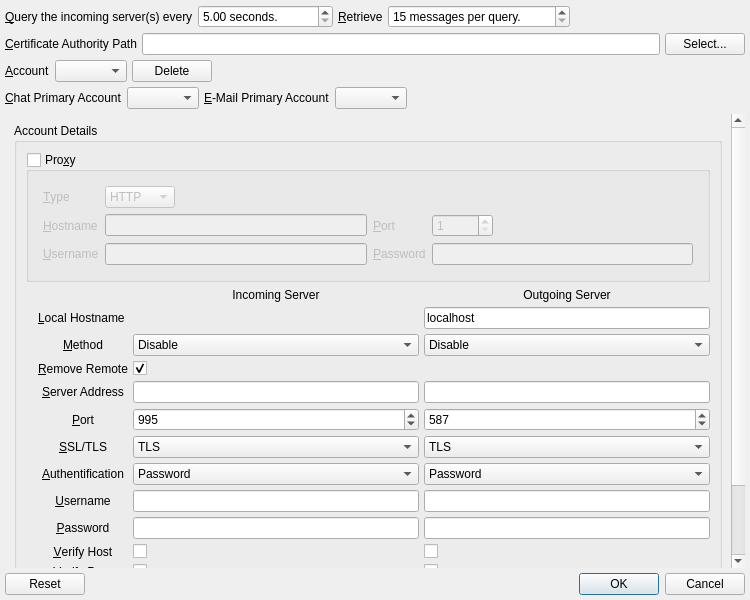
The window that branches/trunk/GoldBug-UI/spot-on-poptastic-retrophone-settings.ui (textbrowser/spot-on) describes before a commit, drawn with Qt 5.
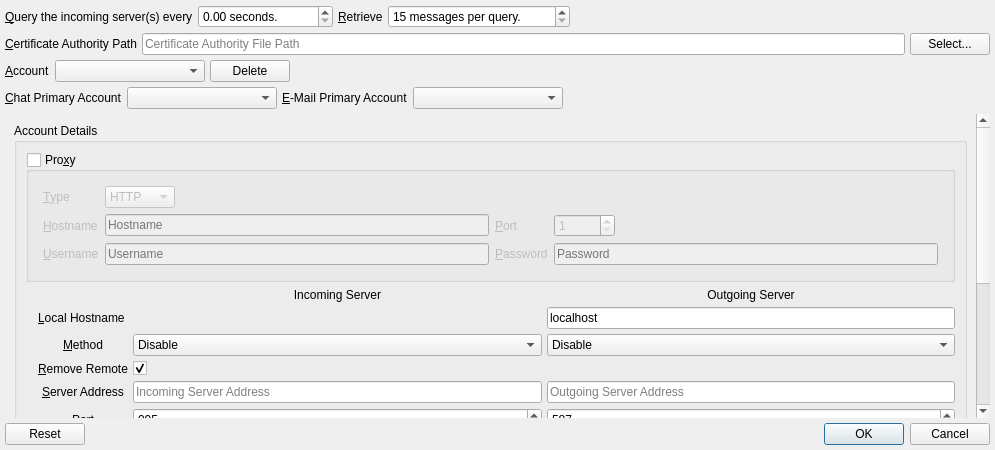
The same window after the commit. Icons and pictures are not drawn.

Commit message: Manual Poptastic pop.

```diff
--- a/branches/trunk/GoldBug-UI/spot-on-poptastic-retrophone-settings.ui
+++ b/branches/trunk/GoldBug-UI/spot-on-poptastic-retrophone-settings.ui
@@ -6,8 +6,8 @@
    <rect>
     <x>0</x>
     <y>0</y>
-    <width>750</width>
-    <height>600</height>
+    <width>995</width>
+    <height>450</height>
    </rect>
   </property>
   <property name="windowTitle">
@@ -45,7 +45,7 @@
         <string> seconds.</string>
        </property>
        <property name="minimum">
-        <double>5.000000000000000</double>
+        <double>0.000000000000000</double>
        </property>
        <property name="maximum">
         <double>999999999.000000000000000</double>
@@ -106,7 +106,11 @@
       </widget>
      </item>
      <item>
-      <widget class="QLineEdit" name="capath"/>
+      <widget class="QLineEdit" name="capath">
+       <property name="placeholderText">
+        <string>Certificate Authority File Path</string>
+       </property>
+      </widget>
      </item>
      <item>
       <widget class="QPushButton" name="selectcapath">
@@ -134,6 +138,9 @@
        <property name="sizeAdjustPolicy">
         <enum>QComboBox::AdjustToContents</enum>
        </property>
+       <property name="minimumContentsLength">
+        <number>15</number>
+       </property>
       </widget>
      </item>
      <item>
@@ -175,6 +182,9 @@
        <property name="sizeAdjustPolicy">
         <enum>QComboBox::AdjustToContents</enum>
        </property>
+       <property name="minimumContentsLength">
+        <number>15</number>
+       </property>
       </widget>
      </item>
      <item>
@@ -192,6 +202,9 @@
        <property name="sizeAdjustPolicy">
         <enum>QComboBox::AdjustToContents</enum>
        </property>
+       <property name="minimumContentsLength">
+        <number>15</number>
+       </property>
       </widget>
      </item>
      <item>
@@ -222,8 +235,8 @@
        <rect>
         <x>0</x>
         <y>0</y>
-        <width>724</width>
-        <height>667</height>
+        <width>964</width>
+        <height>708</height>
        </rect>
       </property>
       <layout class="QVBoxLayout" name="verticalLayout_3">
@@ -328,7 +341,11 @@
                  </widget>
                 </item>
                 <item row="1" column="1">
-                 <widget class="QLineEdit" name="proxy_server_address"/>
+                 <widget class="QLineEdit" name="proxy_server_address">
+                  <property name="placeholderText">
+                   <string>Hostname</string>
+                  </property>
+                 </widget>
                 </item>
                 <item row="2" column="0">
                  <widget class="QLabel" name="label_14">
@@ -341,7 +358,11 @@
                  </widget>
                 </item>
                 <item row="2" column="1">
-                 <widget class="QLineEdit" name="proxy_username"/>
+                 <widget class="QLineEdit" name="proxy_username">
+                  <property name="placeholderText">
+                   <string>Username</string>
+                  </property>
+                 </widget>
                 </item>
                 <item row="1" column="3">
                  <layout class="QHBoxLayout" name="horizontalLayout_5">
@@ -388,6 +409,9 @@
                   <property name="echoMode">
                    <enum>QLineEdit::Password</enum>
                   </property>
+                  <property name="placeholderText">
+                   <string>Password</string>
+                  </property>
                  </widget>
                 </item>
                </layout>
@@ -489,6 +513,9 @@
                 <property name="echoMode">
                  <enum>QLineEdit::Password</enum>
                 </property>
+                <property name="placeholderText">
+                 <string>Incoming Password</string>
+                </property>
                </widget>
               </item>
               <item row="8" column="0">
@@ -530,10 +557,18 @@
                </widget>
               </item>
               <item row="4" column="1">
-               <widget class="QLineEdit" name="in_server_address"/>
+               <widget class="QLineEdit" name="in_server_address">
+                <property name="placeholderText">
+                 <string>Incoming Server Address</string>
+                </property>
+               </widget>
               </item>
               <item row="9" column="1">
-               <widget class="QLineEdit" name="in_username"/>
+               <widget class="QLineEdit" name="in_username">
+                <property name="placeholderText">
+                 <string>Incoming Username</string>
+                </property>
+               </widget>
               </item>
               <item row="6" column="1">
                <widget class="QSpinBox" name="in_server_port">
@@ -582,17 +617,28 @@
                </widget>
               </item>
               <item row="9" column="3">
-               <widget class="QLineEdit" name="out_username"/>
+               <widget class="QLineEdit" name="out_username">
+                <property name="placeholderText">
+                 <string>Outgoing Username</string>
+                </property>
+               </widget>
               </item>
               <item row="10" column="3">
                <widget class="QLineEdit" name="out_password">
                 <property name="echoMode">
                  <enum>QLineEdit::Password</enum>
                 </property>
+                <property name="placeholderText">
+                 <string>Outgoing Password</string>
+                </property>
                </widget>
               </item>
               <item row="4" column="3">
-               <widget class="QLineEdit" name="out_server_address"/>
+               <widget class="QLineEdit" name="out_server_address">
+                <property name="placeholderText">
+                 <string>Outgoing Server Address</string>
+                </property>
+               </widget>
               </item>
               <item row="2" column="0">
                <widget class="QLabel" name="label_10">
@@ -853,6 +899,9 @@
                 <property name="text">
                  <string>localhost</string>
                 </property>
+                <property name="placeholderText">
+                 <string>Local Hostname</string>
+                </property>
                </widget>
               </item>
               <item row="3" column="0">
```
Left out of the diff: 25 changed lines with no effect on the pictures. The commit also changes 11 other files.
